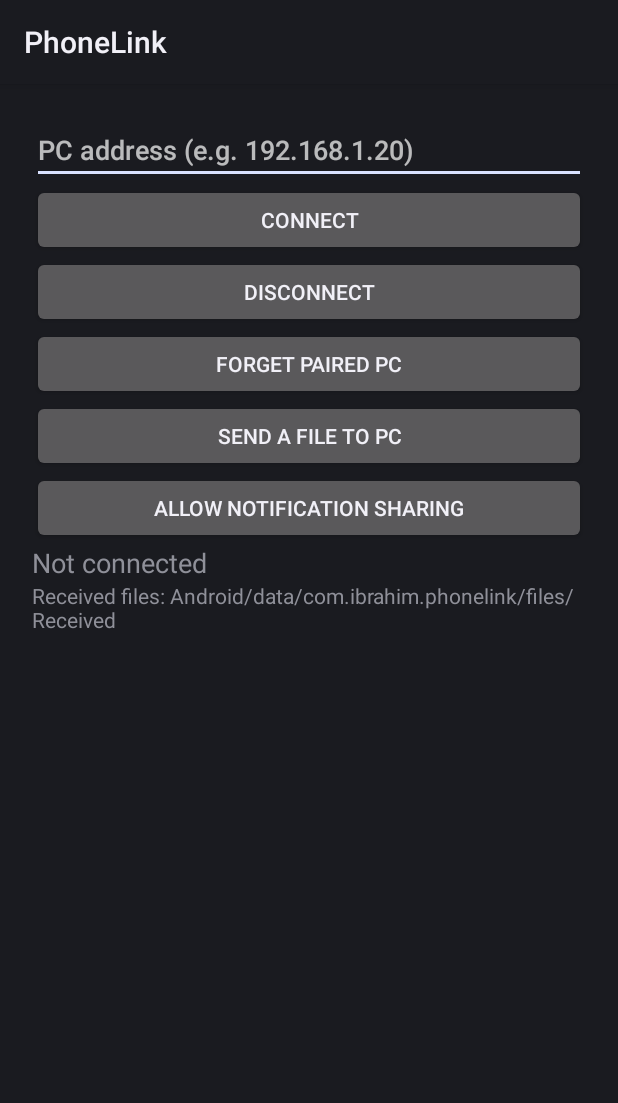
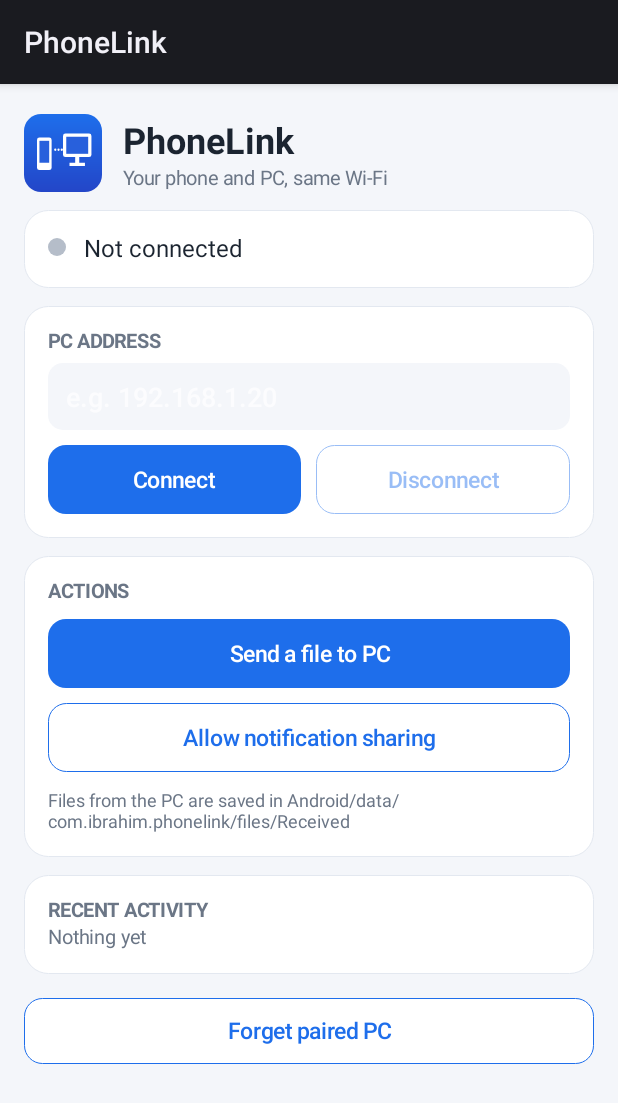
Before and after one commit to Ibrahim-EG/PhoneLink, an Android app: the screen it shows after launch (MainActivity), on a phone screen of 412 x 824 dp. Shown: the top 1103 px of the screen. Run offline under Robolectric (Android 15) with nearby library versions, the phone set to English and light mode, and no system bars.

Commit message:
Refactor MainActivity layout and functionality

```diff
--- a/android/app/src/main/java/com/ibrahim/phonelink/MainActivity.kt
+++ b/android/app/src/main/java/com/ibrahim/phonelink/MainActivity.kt
@@ -2,42 +2,133 @@ package com.ibrahim.phonelink
 
 import android.app.Activity
 import android.content.Intent
+import android.graphics.Color
+import android.graphics.Typeface
+import android.graphics.drawable.GradientDrawable
 import android.os.Bundle
-import android.provider.Settings
-import android.view.ViewGroup
+import android.text.InputType
+import android.view.Gravity
+import android.view.View
 import android.widget.*
 
 class MainActivity : Activity() {
     private lateinit var status: TextView
-    private lateinit var confirmRow: LinearLayout
+    private lateinit var dot: View
+    private lateinit var pairCard: LinearLayout
+    private lateinit var codeView: TextView
+    private lateinit var activity: LinearLayout
+    private lateinit var disconnectBtn: Button
+
+    private val blue = Color.parseColor("#1E6EEB")
+    private val ink = Color.parseColor("#1B2430")
+    private val muted = Color.parseColor("#6B7686")
+
+    private fun dp(v: Int) = (v * resources.displayMetrics.density).toInt()
+    private fun bg(color: Int, radius: Int, stroke: Int = 0) = GradientDrawable().also {
+        it.setColor(color); it.cornerRadius = dp(radius).toFloat(); if (stroke != 0) it.setStroke(dp(1), stroke)
+    }
+    private fun card(parent: LinearLayout): LinearLayout {
+        val c = LinearLayout(this); c.orientation = LinearLayout.VERTICAL
+        c.background = bg(Color.WHITE, 16, Color.parseColor("#E3E8F0")); c.setPadding(dp(16), dp(14), dp(16), dp(16))
+        val lp = LinearLayout.LayoutParams(-1, -2); lp.topMargin = dp(12); parent.addView(c, lp); return c
+    }
+    private fun label(parent: LinearLayout, t: String) {
+        val v = TextView(this); v.text = t; v.textSize = 13f; v.setTextColor(muted); v.typeface = Typeface.DEFAULT_BOLD
+        parent.addView(v)
+    }
+    private fun button(t: String, primary: Boolean, a: () -> Unit): Button {
+        val b = Button(this); b.text = t; b.isAllCaps = false; b.textSize = 15f; b.stateListAnimator = null
+        b.setTextColor(if (primary) Color.WHITE else blue)
+        b.background = if (primary) bg(blue, 12) else bg(Color.WHITE, 12, blue)
+        b.setOnClickListener { a() }; return b
+    }
+    private fun row(parent: LinearLayout, vararg bs: Button) {
+        val r = LinearLayout(this); val lp0 = LinearLayout.LayoutParams(-1, -2); lp0.topMargin = dp(10); parent.addView(r, lp0)
+        bs.forEachIndexed { i, b ->
+            val lp = LinearLayout.LayoutParams(0, dp(46), 1f); if (i > 0) lp.leftMargin = dp(10); r.addView(b, lp)
+        }
+    }
 
     override fun onCreate(s: Bundle?) {
         super.onCreate(s)
-        val l = LinearLayout(this); l.orientation = LinearLayout.VERTICAL; l.setPadding(32, 32, 32, 32)
-        val host = EditText(this); host.hint = "PC address (e.g. 192.168.1.20)"
+        val scroll = ScrollView(this); scroll.setBackgroundColor(Color.parseColor("#F4F6FA"))
+        val root = LinearLayout(this); root.orientation = LinearLayout.VERTICAL; root.setPadding(dp(16), dp(20), dp(16), dp(24))
+        scroll.addView(root)
+
+        // header
+        val head = LinearLayout(this); head.gravity = Gravity.CENTER_VERTICAL
+        val icon = ImageView(this); icon.setImageResource(R.drawable.ic_launcher)
+        head.addView(icon, LinearLayout.LayoutParams(dp(52), dp(52)))
+        val titles = LinearLayout(this); titles.orientation = LinearLayout.VERTICAL; titles.setPadding(dp(14), 0, 0, 0)
+        val title = TextView(this); title.text = "PhoneLink"; title.textSize = 24f; title.setTextColor(ink); title.typeface = Typeface.DEFAULT_BOLD
+        val sub = TextView(this); sub.text = "Your phone and PC, same Wi-Fi"; sub.textSize = 13f; sub.setTextColor(muted)
+        titles.addView(title); titles.addView(sub); head.addView(titles)
+        root.addView(head)
+
+        // status
+        val st = card(root)
+        val srow = LinearLayout(this); srow.gravity = Gravity.CENTER_VERTICAL
+        dot = View(this); srow.addView(dot, LinearLayout.LayoutParams(dp(12), dp(12)))
+        status = TextView(this); status.textSize = 16f; status.setTextColor(ink); status.setPadding(dp(12), 0, 0, 0)
+        srow.addView(status); st.addView(srow)
+
+        // connect
+        val cc = card(root); label(cc, "PC ADDRESS")
+        val host = EditText(this); host.hint = "e.g. 192.168.1.20"; host.inputType = InputType.TYPE_CLASS_TEXT or InputType.TYPE_TEXT_VARIATION_URI
+        host.setSingleLine(); host.background = bg(Color.parseColor("#F4F6FA"), 10); host.setPadding(dp(12), dp(10), dp(12), dp(10))
         host.setText(getSharedPreferences("link", MODE_PRIVATE).getString("host", ""))
-        status = TextView(this); status.textSize = 18f
-        fun btn(t: String, a: () -> Unit) = Button(this).also { it.text = t; it.setOnClickListener { a() }; l.addView(it) }
-        l.addView(host)
-        btn("Connect") { startService(Intent(this, LinkService::class.java)); Link.connect(applicationContext, host.text.toString().trim().substringBefore(":")) }
-        btn("Disconnect") { Link.stop() }
-        btn("Forget paired PC") { Link.forgetPc(applicationContext) }
-        btn("Send a file to PC") { startActivityForResult(Intent(Intent.ACTION_OPEN_DOCUMENT).setType("*/*").addCategory(Intent.CATEGORY_OPENABLE), 1) }
-        btn("Allow notification sharing") { startActivity(Intent("android.settings.ACTION_NOTIFICATION_LISTENER_SETTINGS")) }
-        confirmRow = LinearLayout(this)
-        confirmRow.addView(Button(this).also { it.text = "Codes match"; it.setOnClickListener { Link.approve(true) } })
-        confirmRow.addView(Button(this).also { it.text = "Cancel"; it.setOnClickListener { Link.approve(false) } })
-        l.addView(status); l.addView(confirmRow)
-        val info = TextView(this)
-        info.text = "Received files: Android/data/com.ibrahim.phonelink/files/Received"
-        l.addView(info)
-        setContentView(l, ViewGroup.LayoutParams(-1, -1))
+        val hlp = LinearLayout.LayoutParams(-1, -2); hlp.topMargin = dp(6); cc.addView(host, hlp)
+        val conn = button("Connect", true) {
+            startService(Intent(this, LinkService::class.java)); Link.connect(applicationContext, host.text.toString().trim().substringBefore(":"))
+        }
+        disconnectBtn = button("Disconnect", false) { Link.stop() }
+        row(cc, conn, disconnectBtn)
+
+        // pairing
+        pairCard = card(root)
+        label(pairCard, "PAIRING: CHECK THE CODE")
+        codeView = TextView(this); codeView.textSize = 38f; codeView.typeface = Typeface.MONOSPACE; codeView.setTextColor(ink)
+        codeView.gravity = Gravity.CENTER; codeView.letterSpacing = 0.15f; codeView.setPadding(0, dp(10), 0, dp(4))
+        pairCard.addView(codeView)
+        val hint = TextView(this); hint.text = "Only tap Codes match if the PC shows the same six digits."; hint.textSize = 13f; hint.setTextColor(muted); hint.gravity = Gravity.CENTER
+        pairCard.addView(hint)
+        row(pairCard, button("Codes match", true) { Link.approve(true) }, button("Cancel", false) { Link.approve(false) })
+
+        // actions
+        val ac = card(root); label(ac, "ACTIONS")
+        row(ac, button("Send a file to PC", true) {
+            startActivityForResult(Intent(Intent.ACTION_OPEN_DOCUMENT).setType("*/*").addCategory(Intent.CATEGORY_OPENABLE), 1)
+        })
+        row(ac, button("Allow notification sharing", false) { startActivity(Intent("android.settings.ACTION_NOTIFICATION_LISTENER_SETTINGS")) })
+        val info = TextView(this); info.textSize = 12f; info.setTextColor(muted); info.setPadding(0, dp(10), 0, 0)
+        info.text = "Files from the PC are saved in Android/data/com.ibrahim.phonelink/files/Received"
+        ac.addView(info)
+
+        // activity
+        val lc = card(root); label(lc, "RECENT ACTIVITY")
+        activity = LinearLayout(this); activity.orientation = LinearLayout.VERTICAL; lc.addView(activity)
+
+        // footer
+        val forget = button("Forget paired PC", false) { Link.forgetPc(applicationContext) }
+        val flp = LinearLayout.LayoutParams(-1, dp(44)); flp.topMargin = dp(16); root.addView(forget, flp)
+
+        setContentView(scroll)
         Link.onChange = { refresh() }; refresh()
     }
 
     private fun refresh() {
         status.text = Link.status
-        confirmRow.visibility = if (Link.sasCode != null) android.view.View.VISIBLE else android.view.View.GONE
+        val ok = Link.connected
+        dot.background = bg(if (ok) Color.parseColor("#22A559") else Color.parseColor("#B5BDC9"), 6)
+        disconnectBtn.isEnabled = ok
+        disconnectBtn.alpha = if (ok) 1f else 0.45f
+        val code = Link.sasCode
+        pairCard.visibility = if (code != null) View.VISIBLE else View.GONE
+        if (code != null) codeView.text = code
+        activity.removeAllViews()
+        val items = Link.events.toList().take(8)
+        if (items.isEmpty()) activity.addView(TextView(this).also { it.text = "Nothing yet"; it.setTextColor(muted); it.textSize = 13f })
+        for (e in items) activity.addView(TextView(this).also { it.text = e; it.setTextColor(ink); it.textSize = 13f; it.setPadding(0, dp(4), 0, dp(4)) })
     }
 
     override fun onActivityResult(r: Int, c: Int, d: Intent?) {
```
